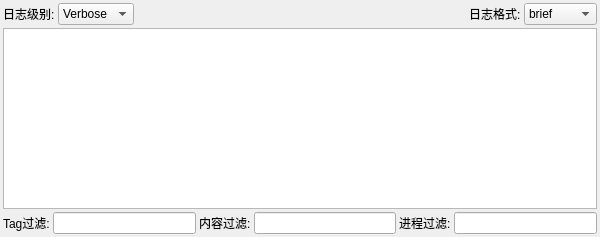
Qt form cconsoleform.ui (LeZheng/Canary-Adb) before a commit.
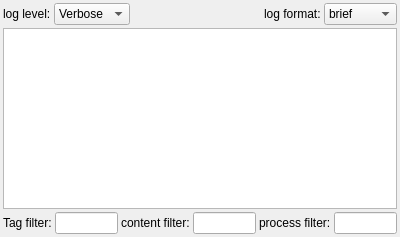
The same form after that commit.

```diff
--- a/cconsoleform.ui
+++ b/cconsoleform.ui
@@ -6,13 +6,13 @@
    <rect>
     <x>0</x>
     <y>0</y>
-    <width>600</width>
+    <width>400</width>
     <height>237</height>
    </rect>
   </property>
   <property name="minimumSize">
    <size>
-    <width>600</width>
+    <width>400</width>
     <height>200</height>
    </size>
   </property>
@@ -49,7 +49,7 @@
         </sizepolicy>
        </property>
        <property name="text">
-        <string>日志级别:</string>
+        <string>log level:</string>
        </property>
       </widget>
      </item>
@@ -109,7 +109,7 @@
         </sizepolicy>
        </property>
        <property name="text">
-        <string>日志格式:</string>
+        <string>log format:</string>
        </property>
       </widget>
      </item>
@@ -172,7 +172,7 @@
      <item>
       <widget class="QLabel" name="label_3">
        <property name="text">
-        <string>Tag过滤:</string>
+        <string>Tag filter:</string>
        </property>
       </widget>
      </item>
@@ -186,7 +186,7 @@
      <item>
       <widget class="QLabel" name="label_5">
        <property name="text">
-        <string>内容过滤:</string>
+        <string>content filter:</string>
        </property>
       </widget>
      </item>
@@ -200,7 +200,7 @@
      <item>
       <widget class="QLabel" name="label_6">
        <property name="text">
-        <string>进程过滤:</string>
+        <string>process filter:</string>
        </property>
       </widget>
      </item>
```
Left out of the diff: 12 changed lines with no effect on the pictures.
